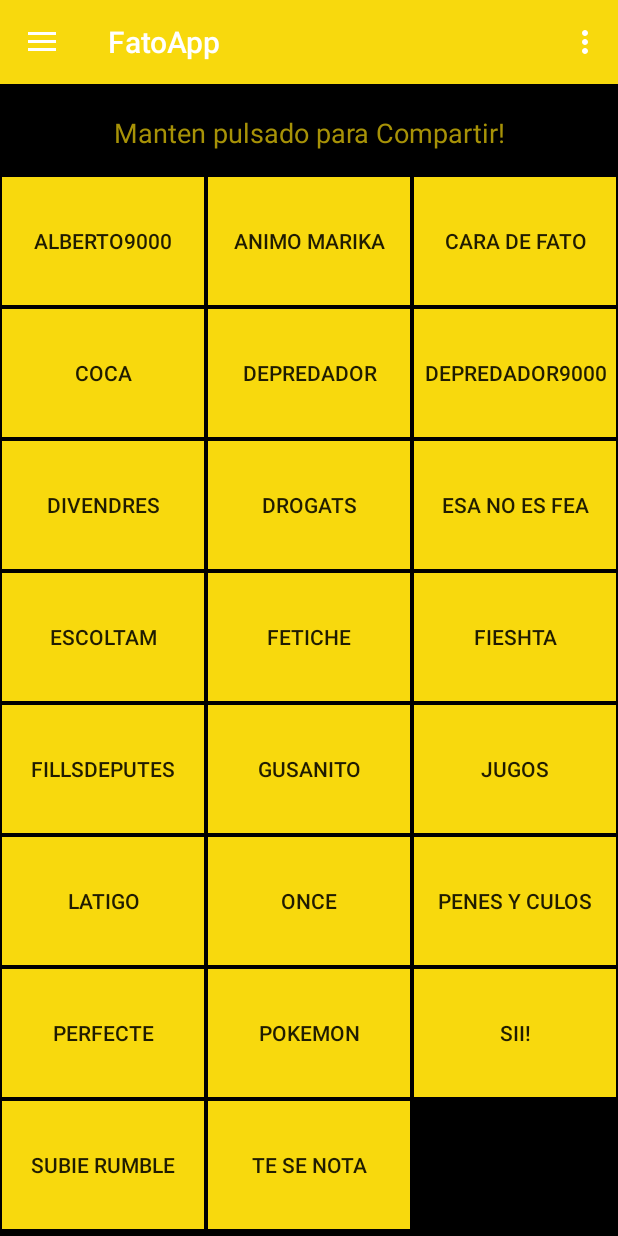
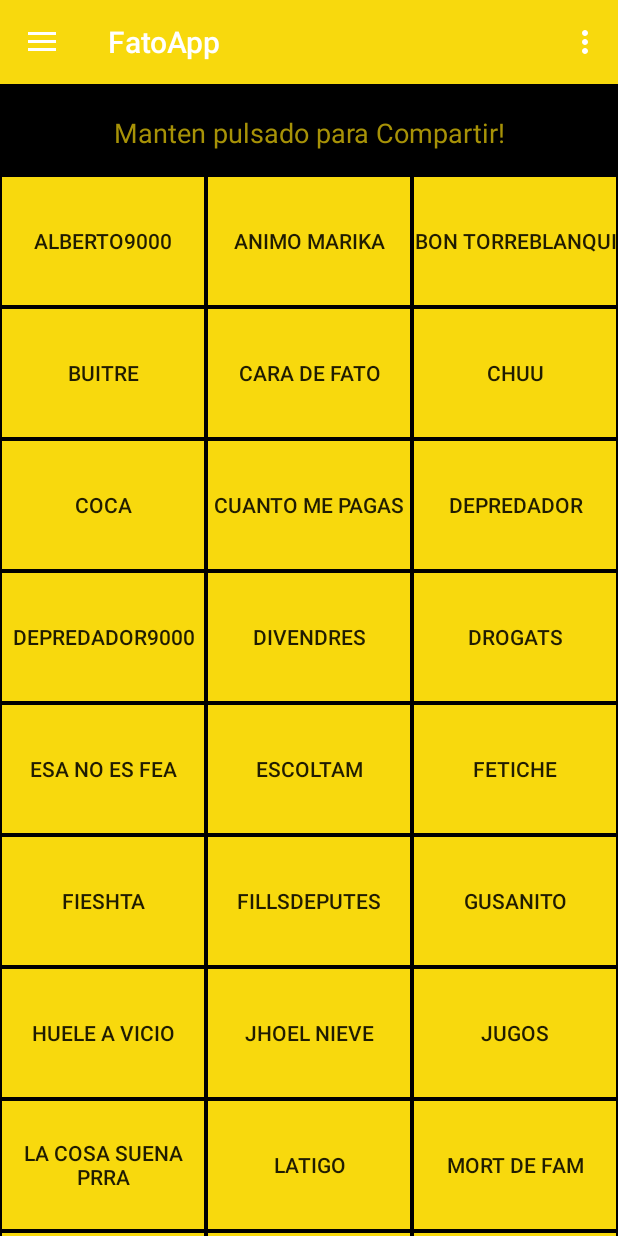
Before and after one commit to VictorTorrens/FatoApp, an Android app: the screen it shows after launch (MainActivity), on a phone screen of 412 x 824 dp. Run offline under Robolectric (Android 15) with nearby library versions, the phone set to English and light mode, and no system bars.

Commit message:
Audios Joel

```diff
--- a/app/src/main/java/com/fato/victor/fatoapp/MainActivity.java
+++ b/app/src/main/java/com/fato/victor/fatoapp/MainActivity.java
@@ -61,8 +61,12 @@ public class MainActivity extends AppCompatActivity implements NavigationView.On
         final ArrayList<Meme> memes= new ArrayList<>();
         memes.add(new Meme(R.raw.albertoover9000, false, "image", "Alberto9000"));
         memes.add(new Meme(R.raw.animomarika, false, "image", "Animo Marika"));
+        memes.add(new Meme(R.raw.bontorreblanqui, false, "image", "Bon Torreblanqui"));
+        memes.add(new Meme(R.raw.buitre, false, "image", "Buitre"));
         memes.add(new Meme(R.raw.caretadefato, false, "image", "Cara de Fato"));
+        memes.add(new Meme(R.raw.chuuu, false, "image", "Chuu"));
         memes.add(new Meme(R.raw.coca, false, "image", "Coca"));
+        memes.add(new Meme(R.raw.cuantomepagas, false, "image", "Cuanto me pagas"));
         memes.add(new Meme(R.raw.depredador, false, "image", "Depredador"));
         memes.add(new Meme(R.raw.depredador9000, false, "image", "Depredador9000"));
         memes.add(new Meme(R.raw.divendres, false, "image", "Divendres"));
@@ -73,14 +77,24 @@ public class MainActivity extends AppCompatActivity implements NavigationView.On
         memes.add(new Meme(R.raw.fieshta, false, "image", "Fieshta"));
         memes.add(new Meme(R.raw.fillsdeputes, false, "image", "Fillsdeputes"));
         memes.add(new Meme(R.raw.gusanito, false, "image", "Gusanito"));
+        memes.add(new Meme(R.raw.hueleavicio, false, "image", "Huele a vicio"));
+        memes.add(new Meme(R.raw.joelnieve, false, "image", "Jhoel Nieve"));
         memes.add(new Meme(R.raw.jugos, false, "image", "Jugos"));
         memes.add(new Meme(R.raw.lospenesylosculos, false, "image", "Penes y Culos"));
+        memes.add(new Meme(R.raw.mortdefam, false, "image", "Mort de Fam"));
+        memes.add(new Meme(R.raw.noalasdrogas, false, "image", "No a las Drogas"));
         memes.add(new Meme(R.raw.once, false, "image", "ONCE"));
         memes.add(new Meme(R.raw.perfecte, false, "image", "Perfecte"));
+        memes.add(new Meme(R.raw.perra, false, "image", "Perra"));
         memes.add(new Meme(R.raw.pokemon, false, "image", "Pokemon"));
+        memes.add(new Meme(R.raw.siempretowing, false, "image", "Siempre Towing"));
         memes.add(new Meme(R.raw.siii, false, "image", "Sii!"));
+        memes.add(new Meme(R.raw.sitieneeso, false, "image", "Si tiene eso"));
         memes.add(new Meme(R.raw.subierumble, false, "image", "Subie Rumble"));
+        memes.add(new Meme(R.raw.suenaprrra, false, "image", "La cosa suena Prra"));
         memes.add(new Meme(R.raw.tesenota, false, "image", "Te Se Nota"));
+        memes.add(new Meme(R.raw.vayamaricon, false, "image", "Vaya Maricon"));
+        memes.add(new Meme(R.raw.vinebuscandocobre, false, "image", "Vine buscando cobre..."));
         memes.add(new Meme(R.raw.whip, false, "image", "Latigo"));
 
         Collections.sort(memes);
```
Also changed, not shown: 14 other files.
